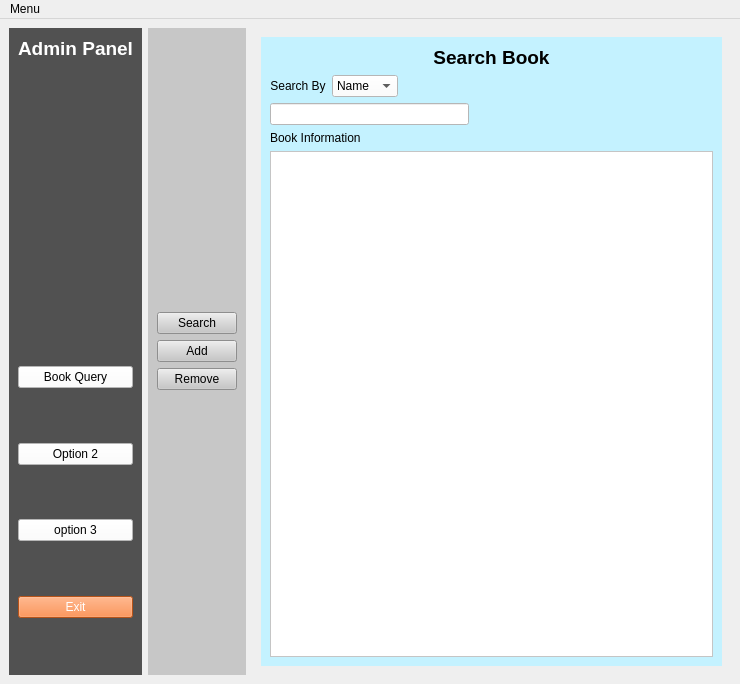
First picture: the form in ui/admin.ui, repository mursalatul/library-management-system, before the edit.
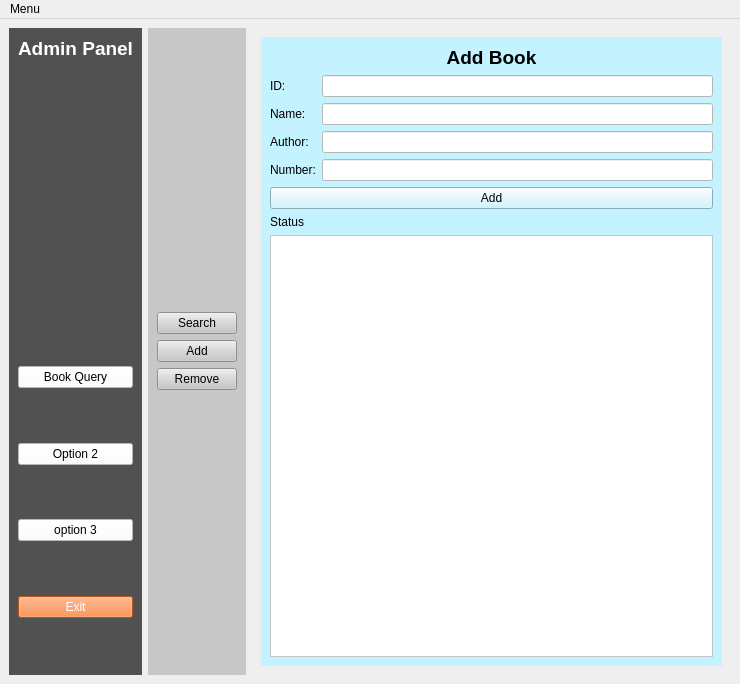
Second picture: the form after the edit. The open tabs and pages were chosen to show the change. Icons and pictures are not drawn.

Commit message: add book page added in the ui

```diff
--- a/ui/admin.ui
+++ b/ui/admin.ui
@@ -17,7 +17,10 @@
    <layout class="QGridLayout" name="gridLayout">
     <item row="0" column="3">
      <widget class="QStackedWidget" name="stackedWidget">
-      <widget class="QWidget" name="page">
+      <property name="currentIndex">
+       <number>0</number>
+      </property>
+      <widget class="QWidget" name="page_book_query_search">
        <layout class="QGridLayout" name="gridLayout_2">
         <item row="0" column="0">
          <widget class="QWidget" name="widget_operations" native="true">
@@ -162,7 +165,121 @@
         </item>
        </layout>
       </widget>
-      <widget class="QWidget" name="page_2"/>
+      <widget class="QWidget" name="page_book_query_add">
+       <layout class="QGridLayout" name="gridLayout_7">
+        <item row="0" column="0">
+         <widget class="QWidget" name="widget_operations_2" native="true">
+          <property name="styleSheet">
+           <string notr="true">background-color: rgb(196, 242, 255);</string>
+          </property>
+          <layout class="QGridLayout" name="gridLayout_6">
+           <item row="0" column="0">
+            <widget class="QLabel" name="label_4">
+             <property name="font">
+              <font>
+               <pointsize>14</pointsize>
+               <weight>75</weight>
+               <bold>true</bold>
+              </font>
+             </property>
+             <property name="text">
+              <string>Add Book</string>
+             </property>
+             <property name="alignment">
+              <set>Qt::AlignCenter</set>
+             </property>
+            </widget>
+           </item>
+           <item row="1" column="0">
+            <layout class="QFormLayout" name="formLayout">
+             <item row="0" column="0">
+              <widget class="QLabel" name="label_5">
+               <property name="text">
+                <string>ID:</string>
+               </property>
+              </widget>
+             </item>
+             <item row="0" column="1">
+              <widget class="QLineEdit" name="lineEdit">
+               <property name="styleSheet">
+                <string notr="true">background-color: rgb(255, 255, 255);</string>
+               </property>
+              </widget>
+             </item>
+             <item row="1" column="0">
+              <widget class="QLabel" name="label_6">
+               <property name="text">
+                <string>Name:</string>
+               </property>
+              </widget>
+             </item>
+             <item row="1" column="1">
+              <widget class="QLineEdit" name="lineEdit_2">
+               <property name="styleSheet">
+                <string notr="true">background-color: rgb(255, 255, 255);</string>
+               </property>
+              </widget>
+             </item>
+             <item row="2" column="0">
+              <widget class="QLabel" name="label_7">
+               <property name="text">
+                <string>Author:</string>
+               </property>
+              </widget>
+             </item>
+             <item row="2" column="1">
+              <widget class="QLineEdit" name="lineEdit_3">
+               <property name="styleSheet">
+                <string notr="true">background-color: rgb(255, 255, 255);</string>
+               </property>
+              </widget>
+             </item>
+             <item row="3" column="0">
+              <widget class="QLabel" name="label_8">
+               <property name="text">
+                <string>Number:</string>
+               </property>
+              </widget>
+             </item>
+             <item row="3" column="1">
+              <widget class="QLineEdit" name="lineEdit_4">
+               <property name="styleSheet">
+                <string notr="true">background-color: rgb(255, 255, 255);</string>
+               </property>
+              </widget>
+             </item>
+            </layout>
+           </item>
+           <item row="2" column="0">
+            <widget class="QPushButton" name="pushButton_3">
+             <property name="text">
+              <string>Add</string>
+             </property>
+            </widget>
+           </item>
+           <item row="3" column="0">
+            <layout class="QVBoxLayout" name="verticalLayout_5">
+             <item>
+              <widget class="QLabel" name="label_9">
+               <property name="text">
+                <string>Status</string>
+               </property>
+              </widget>
+             </item>
+             <item>
+              <widget class="QTextBrowser" name="textBrowser">
+               <property name="styleSheet">
+                <string notr="true">background-color: rgb(255, 255, 255);</string>
+               </property>
+              </widget>
+             </item>
+            </layout>
+           </item>
+          </layout>
+         </widget>
+        </item>
+       </layout>
+      </widget>
      </widget>
     </item>
     <item row="0" column="0">
```
